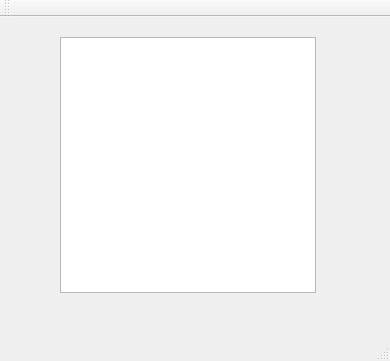
This is mainwindow.ui in KonstantinMoiseew/Chess as Qt 5 draws it before an edit. The edited form follows.
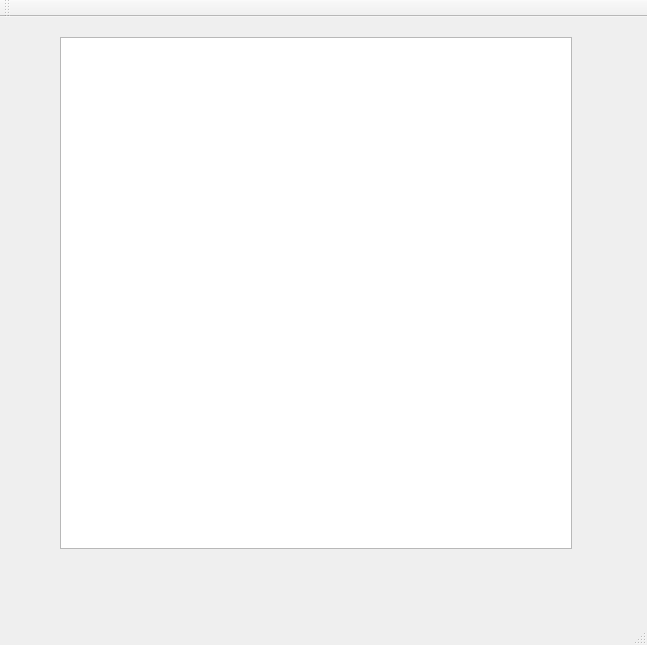
This is the edited form.

Patch:
```diff
--- a/mainwindow.ui
+++ b/mainwindow.ui
@@ -6,8 +6,8 @@
    <rect>
     <x>0</x>
     <y>0</y>
-    <width>390</width>
-    <height>361</height>
+    <width>647</width>
+    <height>645</height>
    </rect>
   </property>
   <property name="windowTitle">
@@ -19,8 +19,8 @@
      <rect>
       <x>60</x>
       <y>20</y>
-      <width>256</width>
-      <height>256</height>
+      <width>512</width>
+      <height>512</height>
      </rect>
     </property>
     <property name="sizePolicy">
```
Left out of the diff: 4 changed lines with no effect on the pictures.
